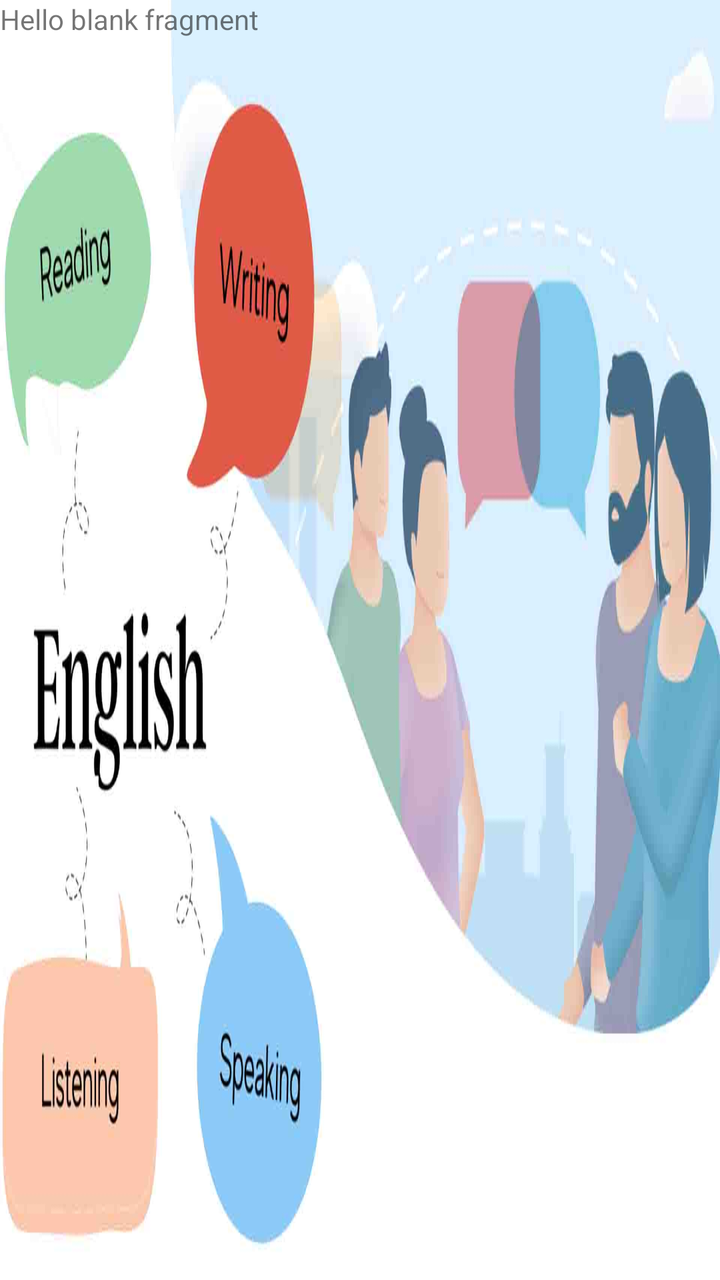
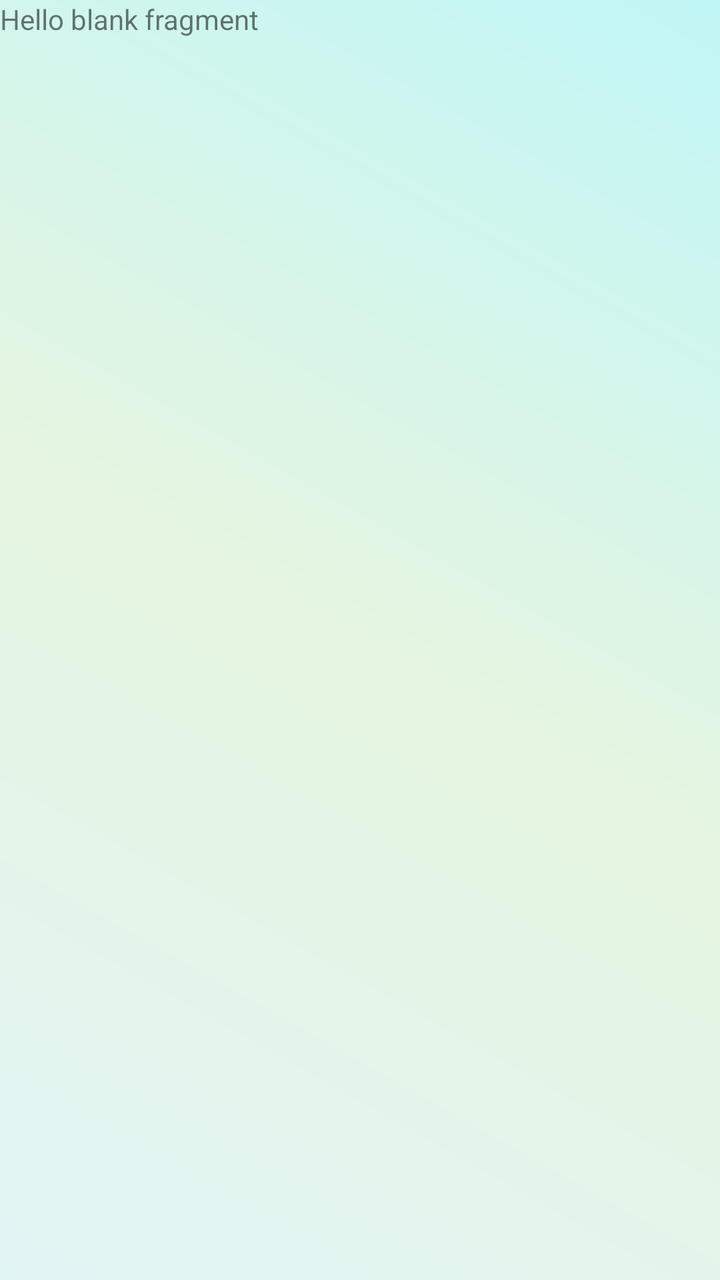

Before-and-after screenshots of an Android layout around one commit, followed by the original layout XML and the change that was made.
<!-- AndroidManifest.xml: application theme Theme.IMatesApp.FullScreen -->
<!-- res/layout/fragment_subject_english.xml -->
<?xml version="1.0" encoding="utf-8"?>
<FrameLayout xmlns:android="http://schemas.android.com/apk/res/android"
    xmlns:tools="http://schemas.android.com/tools"
    android:layout_width="match_parent"
    android:layout_height="match_parent"
    android:background="@drawable/bg_subject_english"
    tools:context=".FragmentSubjectEnglish">

    
    <TextView
        android:layout_width="match_parent"
        android:layout_height="match_parent"
        android:text="@string/hello_blank_fragment" />

</FrameLayout>
<!-- resources referenced by this layout -->
<resources>
  <!-- drawable bg_subject_english: jpg bitmap (drawable, 34872 bytes) -->
  <string name="hello_blank_fragment">Hello blank fragment</string>
  <style name="Theme.IMatesApp.FullScreen" parent="Theme.AppCompat.Light.NoActionBar">
          
          <item name="android:windowFullscreen">true</item>
          
          <item name="android:windowTranslucentStatus">true</item>
          
          <item name="android:windowTranslucentNavigation">true</item>
      </style>
</resources>

<!-- the commit's change to res/layout/fragment_subject_english.xml (unified diff, before → after) -->
@@ -3,7 +3,7 @@
     xmlns:tools="http://schemas.android.com/tools"
     android:layout_width="match_parent"
     android:layout_height="match_parent"
-    android:background="@drawable/bg_subject_english"
+    android:background="@drawable/app_main_background"
     tools:context=".FragmentSubjectEnglish">
 
     
<!-- resource entries referenced after the edit -->
@@ -1,6 +1,19 @@
 <!-- resources referenced by this layout -->
 <resources>
-  <!-- drawable bg_subject_english: jpg bitmap (drawable, 34872 bytes) -->
+  <!-- drawable app_main_background (drawable) -->
+  <layer-list xmlns:android="http://schemas.android.com/apk/res/android">
+      
+      <item>
+          <shape android:shape="rectangle">
+              <gradient
+                  android:startColor="#E2F5F5"
+                  android:centerColor="#e5f5e0"
+                  android:endColor="#C0F6F6"
+                  android:type="linear"
+                  android:angle="45" />
+          </shape>
+      </item>
+  </layer-list>
   <string name="hello_blank_fragment">Hello blank fragment</string>
   <style name="Theme.IMatesApp.FullScreen" parent="Theme.AppCompat.Light.NoActionBar">
           
